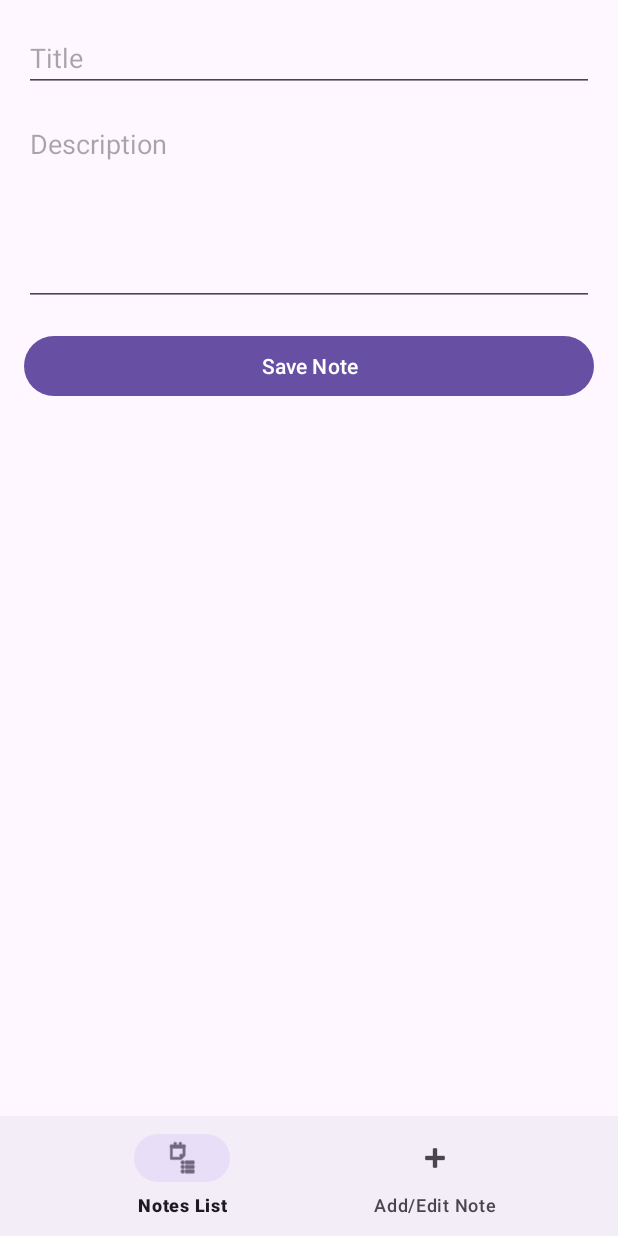
After one commit to Winahyu-exe/Edit-Add, an Android app: the fragment AddEditNoteFragment placed in its activity, on a phone screen of 412 x 824 dp. The commit adds this screen. Run offline under Robolectric (Android 15) with nearby library versions, the phone set to English and light mode, and no system bars; our stand-ins replace Room's generated code, data binding.

Commit message:
delete-feature

```diff
--- a/app/build.gradle.kts
+++ b/app/build.gradle.kts
@@ -2,11 +2,12 @@ plugins {
     id("com.android.application")
     id("org.jetbrains.kotlin.android")
     id("org.jetbrains.kotlin.kapt")
+
 }
 
 android {
     namespace = "com.example.simplenoteapp"
-    compileSdk = 35
+    compileSdk = 34
 
     viewBinding{
         enable=true
--- /dev/null
+++ b/app/src/main/java/com/example/simplenoteapp/ui/AddEditNoteFragment.kt
@@ -0,0 +1,98 @@
+package com.example.simplenoteapp.ui
+
+import android.os.Bundle
+import android.view.LayoutInflater
+import android.view.View
+import android.view.ViewGroup
+import android.widget.Toast
+import androidx.fragment.app.Fragment
+import androidx.lifecycle.ViewModelProvider
+import com.example.simplenoteapp.R
+import com.example.simplenoteapp.data.Note
+import com.example.simplenoteapp.data.NoteDatabase
+import com.example.simplenoteapp.data.NoteRepository
+import com.example.simplenoteapp.databinding.FragmentAddEditNoteBinding
+import com.example.simplenoteapp.viewmodel.NoteViewModel
+import com.example.simplenoteapp.viewmodel.NoteViewModelFactory
+
+class AddEditNoteFragment : Fragment() {
+
+    private var _binding: FragmentAddEditNoteBinding? = null
+    private val binding get() = _binding!!
+
+    private lateinit var viewModel: NoteViewModel
+    private var existingNote: Note? = null
+
+    override fun onCreateView(
+        inflater: LayoutInflater, container: ViewGroup?, savedInstanceState: Bundle?
+    ): View {
+        _binding = FragmentAddEditNoteBinding.inflate(inflater, container, false)
+        return binding.root
+    }
+
+    override fun onViewCreated(view: View, savedInstanceState: Bundle?) {
+        val dao = NoteDatabase.getDatabase(requireContext()).noteDao()
+        val repository = NoteRepository(dao)
+        val factory = NoteViewModelFactory(repository)
+        viewModel = ViewModelProvider(this, factory)[NoteViewModel::class.java]
+
+
+        val id = arguments?.getInt("id") ?: 0
+        val title = arguments?.getString("title") ?: ""
+        val description = arguments?.getString("description") ?: ""
+        existingNote = if (id != 0) {
+            Note(id = id, title = title, description = description)
+        } else {
+            null
+        }
+
+        if (existingNote != null) {
+            binding.etTitle.setText(existingNote!!.title)
+            binding.etDescription.setText(existingNote!!.description)
+        }
+
+
+        binding.btnSave.setOnClickListener {
+            val title = binding.etTitle.text.toString().trim()
+            val desc = binding.etDescription.text.toString().trim()
+
+            if (title.isEmpty() || desc.isEmpty()) {
+                Toast.makeText(requireContext(), "Harap isi semua data", Toast.LENGTH_SHORT).show()
+                return@setOnClickListener
+            }
+
+            if (existingNote == null) {
+                val newNote = Note(title = title, description = desc)
+                viewModel.insert(newNote)
+                Toast.makeText(requireContext(), "Note ditambahkan", Toast.LENGTH_SHORT).show()
+            } else {
+                val updatedNote = existingNote!!.copy(title = title, description = desc)
+                viewModel.update(updatedNote)
+                Toast.makeText(requireContext(), "Note diperbarui", Toast.LENGTH_SHORT).show()
+            }
+
+            requireActivity().supportFragmentManager.beginTransaction()
+                .replace(R.id.fragment_container, NoteListFragment())
+                .commit()
+
+        }
+    }
+
+    override fun onDestroyView() {
+        super.onDestroyView()
+        _binding = null
+    }
+
+    companion object {
+        fun newInstance(id: Int, title: String, description: String): AddEditNoteFragment {
+            val fragment = AddEditNoteFragment()
+            val args = Bundle()
+            args.putInt("id", id)
+            args.putString("title", title)
+            args.putString("description", description)
+            fragment.arguments = args
+            return fragment
+        }
+    }
+
+}
--- a/app/src/main/java/com/example/simplenoteapp/ui/NoteAdapter.kt
+++ b/app/src/main/java/com/example/simplenoteapp/ui/NoteAdapter.kt
@@ -5,24 +5,38 @@ import androidx.recyclerview.widget.RecyclerView
 import com.example.simplenoteapp.data.Note
 import com.example.simplenoteapp.databinding.ItemNoteBinding
 
-class NoteAdapter(private var notes: List<Note>) :
-    RecyclerView.Adapter<NoteAdapter.NoteViewHolder>() {
+class NoteAdapter(
+    private var notes: List<Note>,
+    private val onItemClick: (Note) -> Unit,
+    private val onDeleteClick:(Note) -> Unit
+) : RecyclerView.Adapter<NoteAdapter.NoteViewHolder>() {
 
     inner class NoteViewHolder(val binding: ItemNoteBinding) :
-        RecyclerView.ViewHolder(binding.root)
+        RecyclerView.ViewHolder(binding.root) {
+        fun bind(note: Note) {
+            binding.tvTitle.text = note.title
+            binding.tvDescription.text = note.description
+            binding.root.setOnClickListener {
+                onItemClick(note)
+            }
+        }
+    }
 
     override fun onCreateViewHolder(parent: ViewGroup, viewType: Int): NoteViewHolder {
         val binding = ItemNoteBinding.inflate(LayoutInflater.from(parent.context), parent, false)
         return NoteViewHolder(binding)
     }
 
-    override fun getItemCount(): Int = notes.size
-
     override fun onBindViewHolder(holder: NoteViewHolder, position: Int) {
         val note = notes[position]
-        holder.binding.tvTitle.text = note.title
-        holder.binding.tvDescription.text = note.description
+        holder.bind(note)
+
+        holder.binding.btnDelete.setOnClickListener{
+            onDeleteClick(note)
+        }
     }
+
+    override fun getItemCount(): Int = notes.size
 
     fun setNotes(newNotes: List<Note>) {
         this.notes = newNotes
--- a/app/src/main/java/com/example/simplenoteapp/ui/NoteListFragment.kt
+++ b/app/src/main/java/com/example/simplenoteapp/ui/NoteListFragment.kt
@@ -8,6 +8,7 @@ import android.view.ViewGroup
 import androidx.fragment.app.Fragment
 import androidx.lifecycle.ViewModelProvider
 import androidx.recyclerview.widget.LinearLayoutManager
+import com.example.simplenoteapp.R
 import com.example.simplenoteapp.data.NoteDatabase
 import com.example.simplenoteapp.data.NoteRepository
 import com.example.simplenoteapp.databinding.FragmentNoteListBinding
@@ -34,7 +35,22 @@ class NoteListFragment : Fragment() {
         val factory = NoteViewModelFactory(repository)
         viewModel = ViewModelProvider(this, factory)[NoteViewModel::class.java]
 
-        adapter = NoteAdapter(emptyList())
+        adapter = NoteAdapter(
+            emptyList(),
+            onItemClick =  { note ->
+            val fragment = AddEditNoteFragment.newInstance(
+                note.id, note.title, note.description
+            )
+            parentFragmentManager.beginTransaction()
+                .replace(R.id.fragment_container, fragment)
+                .addToBackStack(null)
+                .commit()
+        },
+            onDeleteClick = { note ->
+                viewModel.delete(note)
+            }
+        )
+
         binding.recyclerView.layoutManager = LinearLayoutManager(requireContext())
         binding.recyclerView.adapter = adapter
 
--- a/app/src/main/res/layout/activity_main.xml
+++ b/app/src/main/res/layout/activity_main.xml
@@ -6,13 +6,25 @@
     android:layout_height="match_parent"
     tools:context=".MainActivity">
 
-    <TextView
-        android:layout_width="wrap_content"
+    <!-- Tempat fragment ditampilkan -->
+    <FrameLayout
+        android:id="@+id/fragment_container"
+        android:layout_width="0dp"
+        android:layout_height="0dp"
+        app:layout_constraintTop_toTopOf="parent"
+        app:layout_constraintBottom_toTopOf="@id/bottom_nav"
+        app:layout_constraintStart_toStartOf="parent"
+        app:layout_constraintEnd_toEndOf="parent" />
+
+    <!-- Bottom navigation -->
+    <com.google.android.material.bottomnavigation.BottomNavigationView
+        android:id="@+id/bottom_nav"
+        android:layout_width="0dp"
         android:layout_height="wrap_content"
-        android:text="Hello World!"
+        android:layout_marginBottom="0dp"
+        app:menu="@menu/bottom_nav_menu"
         app:layout_constraintBottom_toBottomOf="parent"
-        app:layout_constraintEnd_toEndOf="parent"
         app:layout_constraintStart_toStartOf="parent"
-        app:layout_constraintTop_toTopOf="parent" />
+        app:layout_constraintEnd_toEndOf="parent" />
 
 </androidx.constraintlayout.widget.ConstraintLayout>
--- /dev/null
+++ b/app/src/main/res/layout/fragment_add_edit_note.xml
@@ -0,0 +1,41 @@
+<layout xmlns:android="http://schemas.android.com/apk/res/android">
+    <data>
+        <variable
+            name="note"
+            type="com.example.simplenoteapp.data.Note" />
+    </data>
+
+    <ScrollView
+        android:layout_width="match_parent"
+        android:layout_height="match_parent"
+        android:padding="16dp">
+
+        <LinearLayout
+            android:orientation="vertical"
+            android:layout_width="match_parent"
+            android:layout_height="wrap_content">
+
+            <EditText
+                android:id="@+id/etTitle"
+                android:hint="Title"
+                android:layout_width="match_parent"
+                android:layout_height="wrap_content" />
+
+            <EditText
+                android:id="@+id/etDescription"
+                android:hint="Description"
+                android:layout_width="match_parent"
+                android:layout_height="wrap_content"
+                android:layout_marginTop="12dp"
+                android:minLines="5"
+                android:gravity="top" />
+
+            <Button
+                android:id="@+id/btnSave"
+                android:text="Save Note"
+                android:layout_width="match_parent"
+                android:layout_height="wrap_content"
+                android:layout_marginTop="16dp" />
+        </LinearLayout>
+    </ScrollView>
+</layout>
--- /dev/null
+++ b/app/src/main/res/menu/bottom_nav_menu.xml
@@ -0,0 +1,10 @@
+<menu xmlns:android="http://schemas.android.com/apk/res/android">
+    <item
+        android:id="@+id/menu_list"
+        android:title="Notes List"
+        android:icon="@android:drawable/ic_menu_agenda" />
+    <item
+        android:id="@+id/menu_add_edit"
+        android:title="Add/Edit Note"
+        android:icon="@android:drawable/ic_input_add" />
+</menu>
```
Also changed, not shown: app/src/main/java/com/example/simplenoteapp/MainActivity.kt (+25 -18 lines), app/src/main/res/layout/item_note.xml (+7 -1 lines), build.gradle.kts (+15 -0 lines).
